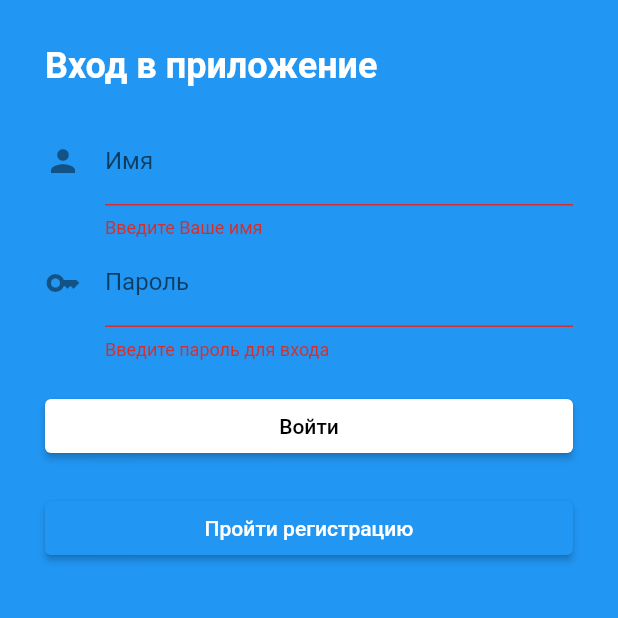
After one commit to itgirlschool/mobile8_project1, a Flutter app: the screen it shows after launch, after a tap on "Войти", on a phone screen of 412 x 824 dp, the top half of it. The commit adds this screen. Run offline on Flutter 3.47's test engine with Material 2 defaults, Android fonts, the light colour scheme and no system bars; our stand-ins replace pinput, shared_preferences.

Commit message:
Обновила навигацию и создала структуру папок проекта
Добавила в main.dart логику выбора, какую стартовую страницу показывать в зависимости от того, пройдена ли регистрация и заполнена ли анкета.
Создала папочки в проекте по типу экранов и для данных.
Вынесла из main.dart экран логина в отдельный файл.
Вынесла из main.dart экран "Привет, друг!" в отдельный файл, теперь это экран списка помощников, там уже должен отображаться нижний аппбар

```diff
--- a/lib/userPreferences.dart
+++ b/lib/data/userPreferences.dart
@@ -15,6 +15,9 @@ class UserPreferences {
 
   //инициализация preferences
   Future init() async => _preferences = await SharedPreferences.getInstance();
+
+  //функция очистки сохраненных данных пользователя - вызывать если надо сбросить данные
+  Future clear() async => _preferences?.clear();
 
   // задаем значение username нашему ключу
   Future setUsername(String username) async =>
--- a/lib/main.dart
+++ b/lib/main.dart
@@ -1,184 +1,40 @@
 import 'package:flutter/material.dart';
-import 'package:mobile8_project1/reg_page.dart';
-import 'userPreferences.dart';
+import 'data/userPreferences.dart';
+import 'screens/registration_and_login_screens/profile_page.dart';
+import 'screens/registration_and_login_screens/login_page.dart';
+import 'screens/app_bar_screens/helpers_list_page.dart';
 
 Future main() async {
   WidgetsFlutterBinding.ensureInitialized();
   await UserPreferences().init();
-  runApp(const AdvisersApp());
+  ///await UserPreferences().clear(); //если раскомментить эту строчку, то сбросятся все сохраненные данные пользователя - если надо для тестов
+  runApp(AdvisersApp());
 }
 
 class AdvisersApp extends StatelessWidget {
-  const AdvisersApp({super.key});
+  AdvisersApp({super.key});
+
+  final bool goToMainPage = UserPreferences().getRegistrationComplete();
+  final bool goToProfilePage =
+      UserPreferences().getTelephoneVerificationComplete();
 
   @override
   Widget build(BuildContext context) {
-    return const MaterialApp(
-      title: 'Хранение данных',
-      home: MyHomePage(),
-    );
+    if (goToMainPage) {
+      return const MaterialApp(
+        title: 'Экран помощники',
+        home: HelpersListPage(),
+      );
+    } else if (goToProfilePage) {
+      return const MaterialApp(
+        title: 'Экран анкеты',
+        home: ProfileScreen(),
+      );
+    } else {
+      return const MaterialApp(
+        title: 'Вход',
+        home: LoginPage(),
+      );
+    }
   }
 }
-
-class MyHomePage extends StatefulWidget {
-  const MyHomePage({super.key});
-
-  @override
-  State<MyHomePage> createState() => _MyHomePage();
-}
-
-class _MyHomePage extends State<MyHomePage> {
-  final formKey = GlobalKey<FormState>();
-  String name = '';
-  String passwordYou = '';
-  // String? _nameYou;
-
-  @override
-  void initState() {
-    super.initState();
-    name = UserPreferences().getUsername() ?? '';
-    passwordYou = UserPreferences().getUserpassword() ?? '';
-  }
-
-  Widget buildNameYouField() {
-    return TextFormField(
-        decoration:
-            const InputDecoration(labelText: 'Имя', icon: Icon(Icons.person)),
-        keyboardType: TextInputType.multiline,
-        validator: (value) {
-          if (value!.isEmpty) {
-            return 'Введите Ваше имя';
-          }
-        },
-        onChanged: (name) => setState(() => this.name = name));
-  }
-
-  Widget biuldContactYouField() {
-    return TextFormField(
-        decoration: const InputDecoration(
-          labelText: 'Пароль',
-          icon: Icon(Icons.key),
-        ),
-        keyboardType: TextInputType.visiblePassword,
-        validator: (value) {
-          if (value!.isEmpty) {
-            return 'Введите пароль для входа';
-          }
-        },
-        onChanged: (passwordYou) => setState(() => passwordYou = passwordYou));
-
-    // onSaved: (value) {
-    //   passwordYou = value;
-  }
-
-  @override
-  Widget build(BuildContext context) {
-    return Scaffold(
-        backgroundColor: Colors.blue,
-        body: Container(
-          padding: const EdgeInsets.all(30),
-          child: Form(
-              key: formKey,
-              child: ListView(
-                children: [
-                  const Text(
-                    'Вход в приложение',
-                    style: TextStyle(
-                        fontSize: 24,
-                        color: Colors.white,
-                        fontWeight: FontWeight.bold),
-                  ),
-                  const SizedBox(
-                    height: 20,
-                  ),
-                  buildNameYouField(),
-                  biuldContactYouField(),
-                  const SizedBox(
-                    height: 20,
-                  ),
-                  ElevatedButton(
-                    style: ElevatedButton.styleFrom(
-                      backgroundColor: Colors.white,
-                    ),
-                    onPressed: () async {
-                      await UserPreferences().setUsername(name);
-                      await UserPreferences().setPassword(passwordYou);
-                      if (formKey.currentState!.validate()) {
-                        Color color = Colors.red;
-                        String text;
-
-                        if (name != 'Пользователь' && passwordYou != '123456') {
-                          text = 'Пароль или Имя не совпадают';
-                        } else {
-                          text = 'Идентификация пройдена';
-                          color = Colors.green;
-                          // ignore: use_build_context_synchronously
-                          await Navigator.of(context).push(
-                            MaterialPageRoute(
-                                builder: (context) => const FormScreen2()),
-                          );
-                        }
-
-                        // ignore: use_build_context_synchronously
-                        ScaffoldMessenger.of(context).showSnackBar(
-                          SnackBar(
-                            content: Text(text),
-                            backgroundColor: color,
-                          ),
-                        );
-                      }
-
-                      // setState(() {
-                      //   name = '';
-                      // });
-                    },
-                    child: const Text(
-                      'Войти',
-                      style: TextStyle(color: Colors.black),
-                    ),
-                  ),
-                  const SizedBox(height: 20.0),
-                  ElevatedButton(
-                    onPressed: () async {
-                      await Navigator.of(context).push(
-                        MaterialPageRoute(
-                            builder: (context) => const FormScreen()),
-                      );
-                    },
-                    child: const Text('Пройти регистрацию'),
-                  )
-                ],
-              )),
-        ));
-  }
-}
-
-class FormScreen2 extends StatelessWidget {
-  const FormScreen2({super.key});
-
-  @override
-  Widget build(BuildContext context) {
-    return Scaffold(
-      backgroundColor: Colors.blue,
-      body: Container(
-        padding: const EdgeInsets.all(30),
-        child: ListView(
-          children: const [
-            Text(
-              'Привет, друг!',
-              style: TextStyle(
-                  fontSize: 24,
-                  color: Colors.white,
-                  fontWeight: FontWeight.bold),
-            ),
-            SizedBox(
-              height: 20,
-            ),
-            // buildNameYouField(),
-            // biuldContactYouField(),
-          ],
-        ),
-      ),
-    );
-  }
-}
--- /dev/null
+++ b/lib/screens/registration_and_login_screens/login_page.dart
@@ -0,0 +1,134 @@
+import 'package:flutter/material.dart';
+import 'package:mobile8_project1/screens/registration_and_login_screens/reg_page.dart';
+import '../../data/userPreferences.dart';
+import '../app_bar_screens/helpers_list_page.dart';
+
+class LoginPage extends StatefulWidget {
+  const LoginPage({super.key});
+
+  @override
+  State<LoginPage> createState() => _LoginPage();
+}
+
+class _LoginPage extends State<LoginPage> {
+  final formKey = GlobalKey<FormState>();
+  String name = '';
+  String passwordYou = '';
+  // String? _nameYou;
+
+  @override
+  void initState() {
+    super.initState();
+    name = UserPreferences().getUsername() ?? '';
+    passwordYou = UserPreferences().getUserpassword() ?? '';
+  }
+
+  Widget buildNameYouField() {
+    return TextFormField(
+        decoration:
+        const InputDecoration(labelText: 'Имя', icon: Icon(Icons.person)),
+        keyboardType: TextInputType.multiline,
+        validator: (value) {
+          if (value!.isEmpty) {
+            return 'Введите Ваше имя';
+          }
+        },
+        onChanged: (name) => setState(() => this.name = name));
+  }
+
+  Widget biuldContactYouField() {
+    return TextFormField(
+        decoration: const InputDecoration(
+          labelText: 'Пароль',
+          icon: Icon(Icons.key),
+        ),
+        keyboardType: TextInputType.visiblePassword,
+        validator: (value) {
+          if (value!.isEmpty) {
+            return 'Введите пароль для входа';
+          }
+        },
+        onChanged: (passwordYou) => setState(() => passwordYou = passwordYou));
+
+    // onSaved: (value) {
+    //   passwordYou = value;
+  }
+
+  @override
+  Widget build(BuildContext context) {
+    return Scaffold(
+        backgroundColor: Colors.blue,
+        body: Container(
+          padding: const EdgeInsets.all(30),
+          child: Form(
+              key: formKey,
+              child: ListView(
+                children: [
+                  const Text(
+                    'Вход в приложение',
+                    style: TextStyle(
+                        fontSize: 24,
+                        color: Colors.white,
+                        fontWeight: FontWeight.bold),
+                  ),
+                  const SizedBox(
+                    height: 20,
+                  ),
+                  buildNameYouField(),
+                  biuldContactYouField(),
+                  const SizedBox(
+                    height: 20,
+                  ),
+                  ElevatedButton(
+                    style: ElevatedButton.styleFrom(
+                      backgroundColor: Colors.white,
+                    ),
+                    onPressed: () async {
+                      await UserPreferences().setUsername(name);
+                      await UserPreferences().setPassword(passwordYou);
+                      if (formKey.currentState!.validate()) {
+                        Color color = Colors.red;
+                        String text;
+
+                        if (name != 'Пользователь' && passwordYou != '123456') {
+                          text = 'Пароль или Имя не совпадают';
+                        } else {
+                          text = 'Идентификация пройдена';
+                          color = Colors.green;
+                          // ignore: use_build_context_synchronously
+                          await Navigator.of(context).push(
+                            MaterialPageRoute(
+                                builder: (context) => const HelpersListPage()),
+                          );
+                        }
+
+                        // ignore: use_build_context_synchronously
+                        ScaffoldMessenger.of(context).showSnackBar(
+                          SnackBar(
+                            content: Text(text),
+                            backgroundColor: color,
+                          ),
+                        );
+                      }
+
+                    },
+                    child: const Text(
+                      'Войти',
+                      style: TextStyle(color: Colors.black),
+                    ),
+                  ),
+                  const SizedBox(height: 20.0),
+                  ElevatedButton(
+                    onPressed: () async {
+                      await Navigator.of(context).push(
+                        MaterialPageRoute(
+                            builder: (context) => const FormScreen()),
+                      );
+                    },
+                    child: const Text('Пройти регистрацию'),
+                  )
+                ],
+              )),
+        ));
+  }
+}
--- a/lib/profile_page.dart
+++ b/lib/screens/registration_and_login_screens/profile_page.dart
@@ -1,5 +1,6 @@
 import 'package:flutter/material.dart';
-import 'package:mobile8_project1/main.dart';
+import 'package:mobile8_project1/screens/app_bar_screens/helpers_list_page.dart';
+import '../../data/userPreferences.dart';
 
 class ProfileScreen extends StatefulWidget {
   const ProfileScreen({super.key});
@@ -122,12 +123,13 @@ class _ProfileScreen extends State<ProfileScreen> {
                       if (!_formkey.currentState!.validate()) {
                         text = 'Необходимо заполнить поля';
                       } else {
+                        UserPreferences().setRegistrationComplete();
                         text = 'Данные профиля сохранены';
                         color = Colors.green;
                         Navigator.push(
                           context,
                           MaterialPageRoute(
-                              builder: (context) => const FormScreen2()),
+                              builder: (context) => const HelpersListPage()),
                         );
                       }
 
--- a/lib/reg_page.dart
+++ b/lib/screens/registration_and_login_screens/reg_page.dart
@@ -1,5 +1,5 @@
 import 'package:flutter/material.dart';
-import 'package:mobile8_project1/telephone_code_verification/telephone_verification_code_page.dart';
+import 'package:mobile8_project1/screens/registration_and_login_screens/telephone_verification_code_page.dart';
 
 class FormScreen extends StatefulWidget {
   const FormScreen({super.key});
--- a/pubspec.yaml
+++ b/pubspec.yaml
@@ -55,8 +55,7 @@ dev_dependencies:
 
 # The following section is specific to Flutter packages.
 flutter:
-  assets:
-    - lib/telephone_code_verification/
+
 
   # The following line ensures that the Material Icons font is
   # included with your application, so that you can use the icons in
```
Also changed, not shown: lib/screens/app_bar_screens/helpers_list_page.dart (added, +31 -0 lines), lib/screens/registration_and_login_screens/telephone_verification_code_page.dart (renamed from lib/telephone_code_verification/telephone_verification_code_page.dart, +2 -23 lines).
